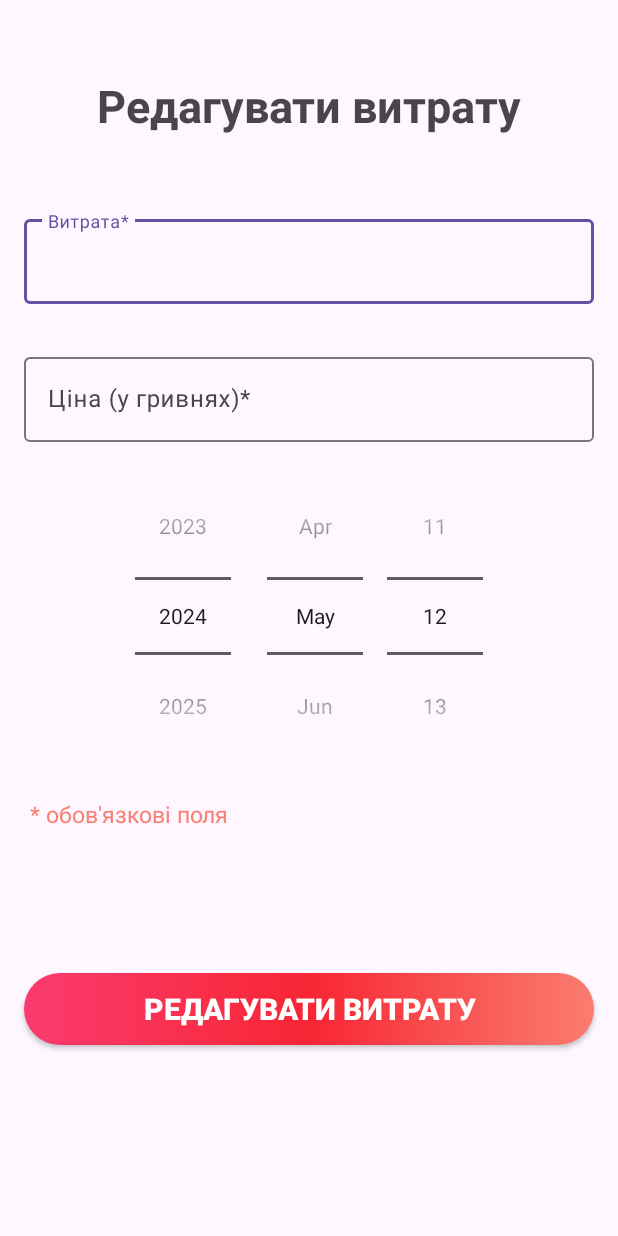
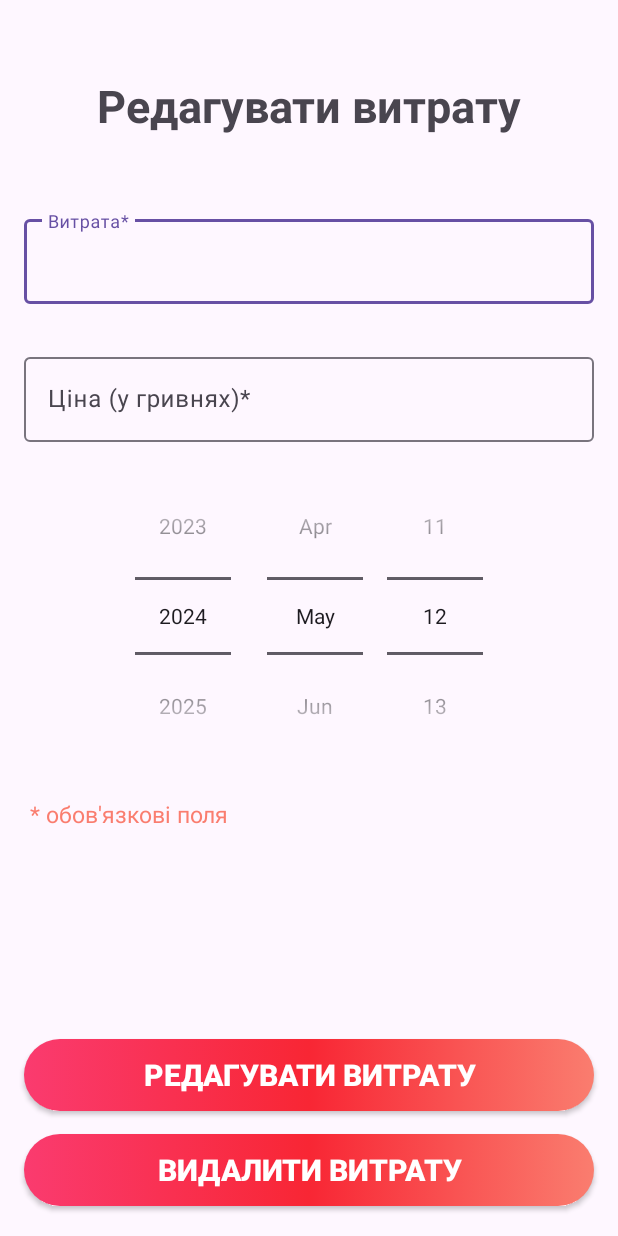
Before and after one commit to dymchenkko/khrtk_course_work_pi-420, an Android app built with Jetpack Compose: the EditExpense screen opened directly, with no data from a screen before it, on a phone screen of 412 x 824 dp. Run offline under Robolectric (Android 15) with nearby library versions, the phone set to English and light mode, and no system bars; our stand-ins replace Firebase (no records; nobody signed in at launch, a user with empty details on screens opened directly); 3 statements that could not run were skipped.

Commit message:
feat: add delete expense

```diff
--- a/app/src/main/java/com/example/cosmetologistmanager/NewReport.kt
+++ b/app/src/main/java/com/example/cosmetologistmanager/NewReport.kt
@@ -57,8 +57,8 @@ class NewReport : AppCompatActivity() {
     }
     @RequiresApi(Build.VERSION_CODES.O)
     fun isEarlierOrSame(day1: Int, month1: Int, year1: Int, day2: Int, month2: Int, year2: Int): Boolean {
-        val date1 = LocalDate.of(year1, month1, day1)
-        val date2 = LocalDate.of(year2, month2, day2)
+        val date1 = LocalDate.of(year1, month1+1, day1)
+        val date2 = LocalDate.of(year2, month2+1, day2)
 
         var result = false
 
--- a/app/src/main/res/layout/activity_edit_expense.xml
+++ b/app/src/main/res/layout/activity_edit_expense.xml
@@ -33,6 +33,7 @@
         <com.google.android.material.textfield.TextInputEditText
             android:id="@+id/edit_expense_name"
             android:layout_width="match_parent"
+            android:maxLength="300"
             android:layout_height="wrap_content"
             android:hint="Витрата*" />
     </com.google.android.material.textfield.TextInputLayout>
@@ -85,14 +86,31 @@
         android:layout_height="wrap_content"
         android:layout_gravity="center"
         android:layout_marginTop="14dp"
-        android:layout_marginBottom="10dp"
+        android:layout_marginBottom="15dp"
         android:text="Редагувати витрату"
         android:textStyle="bold"
         android:layout_marginHorizontal="16dp"
         android:textColor="@color/white"
         android:textSize="20sp"
-        android:background="@drawable/button_background"        app:layout_constraintBottom_toBottomOf="parent"
-        app:layout_constraintTop_toBottomOf="@id/datePickerButton"
+        android:background="@drawable/button_background"
+        app:layout_constraintBottom_toTopOf="@id/delete_expense"
+        app:layout_constraintLeft_toLeftOf="parent"
+        app:layout_constraintRight_toRightOf="parent"
+        tools:ignore="MissingConstraints" />
+
+    <androidx.appcompat.widget.AppCompatButton
+        android:id="@+id/delete_expense"
+        android:layout_width="match_parent"
+        android:layout_height="wrap_content"
+        android:layout_gravity="center"
+        android:layout_marginBottom="20dp"
+        android:text="Видалити витрату"
+        android:textStyle="bold"
+        android:layout_marginHorizontal="16dp"
+        android:textColor="@color/white"
+        android:textSize="20sp"
+        android:background="@drawable/button_background"
+        app:layout_constraintBottom_toBottomOf="parent"
         app:layout_constraintLeft_toLeftOf="parent"
         app:layout_constraintRight_toRightOf="parent"
         tools:ignore="MissingConstraints" />
--- a/app/src/main/res/layout/activity_new_expense.xml
+++ b/app/src/main/res/layout/activity_new_expense.xml
@@ -33,6 +33,7 @@
         <com.google.android.material.textfield.TextInputEditText
             android:id="@+id/new_expense_name"
             android:layout_width="match_parent"
+            android:maxLength="300"
             android:layout_height="wrap_content"
             android:hint="Витрата*" />
     </com.google.android.material.textfield.TextInputLayout>
```
Also changed, not shown: app/src/main/java/com/example/cosmetologistmanager/EditExpense.kt (+21 -0 lines), app/src/main/java/com/example/cosmetologistmanager/ReportView.kt (+7 -70 lines).
